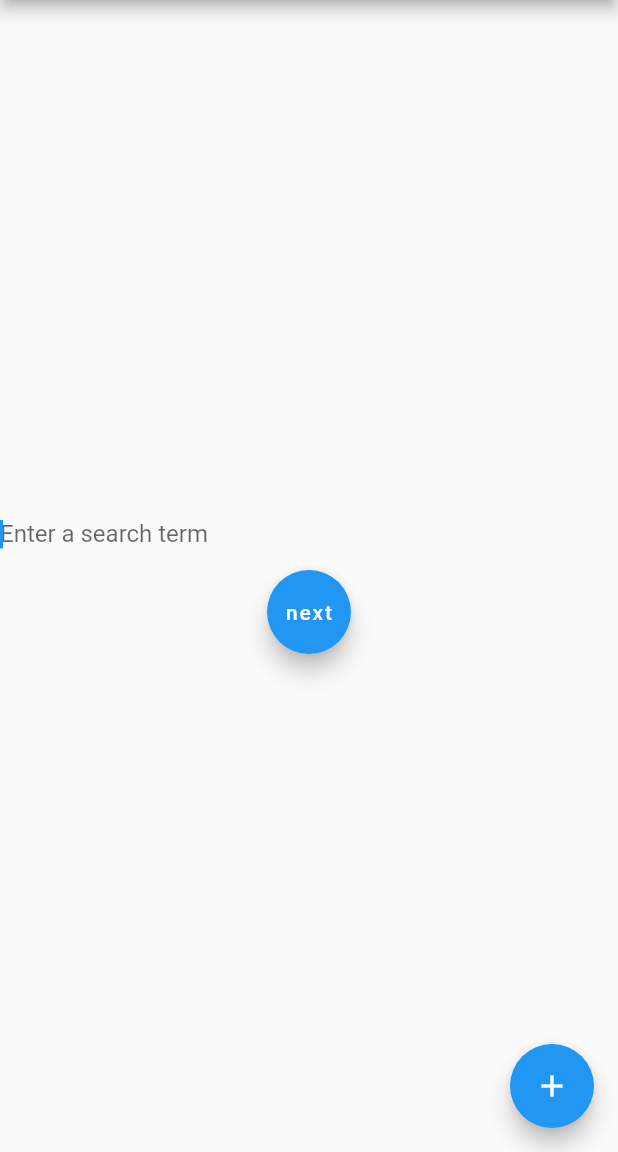
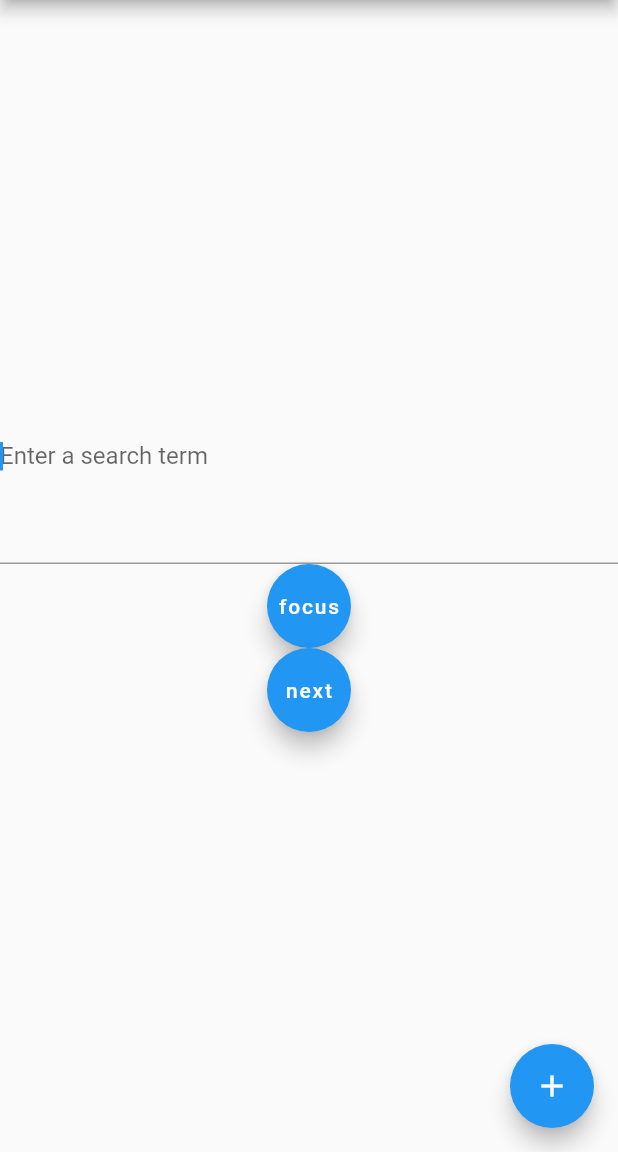
Before and after one commit to onishi-kohei/test-flutter, a Flutter app: the screen it shows after launch, on a phone screen of 412 x 824 dp, the part 84-1236 px from its top. Run offline on Flutter 3.47's test engine with Material 2 defaults, Android fonts, the phone set to English and light mode, and no system bars.

Commit message:
add focus node for second TextField

```diff
--- a/lib/main.dart
+++ b/lib/main.dart
@@ -44,6 +44,8 @@ class _MyHomePageState extends State<MyHomePage> {
     });
   }
 
+  final myFocusNode = FocusNode();
+
   @override
   Widget build(BuildContext context) {
     return Scaffold(
@@ -62,6 +64,16 @@ class _MyHomePageState extends State<MyHomePage> {
                 border: InputBorder.none,
                 hintText: 'Enter a search term'
               ),
+            ),
+            TextField(
+              focusNode: myFocusNode,
+            ),
+            FloatingActionButton(
+              child: Text('focus'),
+              onPressed: () {
+                // focus to TextField
+                myFocusNode.requestFocus();
+              }
             ),
             FloatingActionButton(
               child: Text('next'),
```
